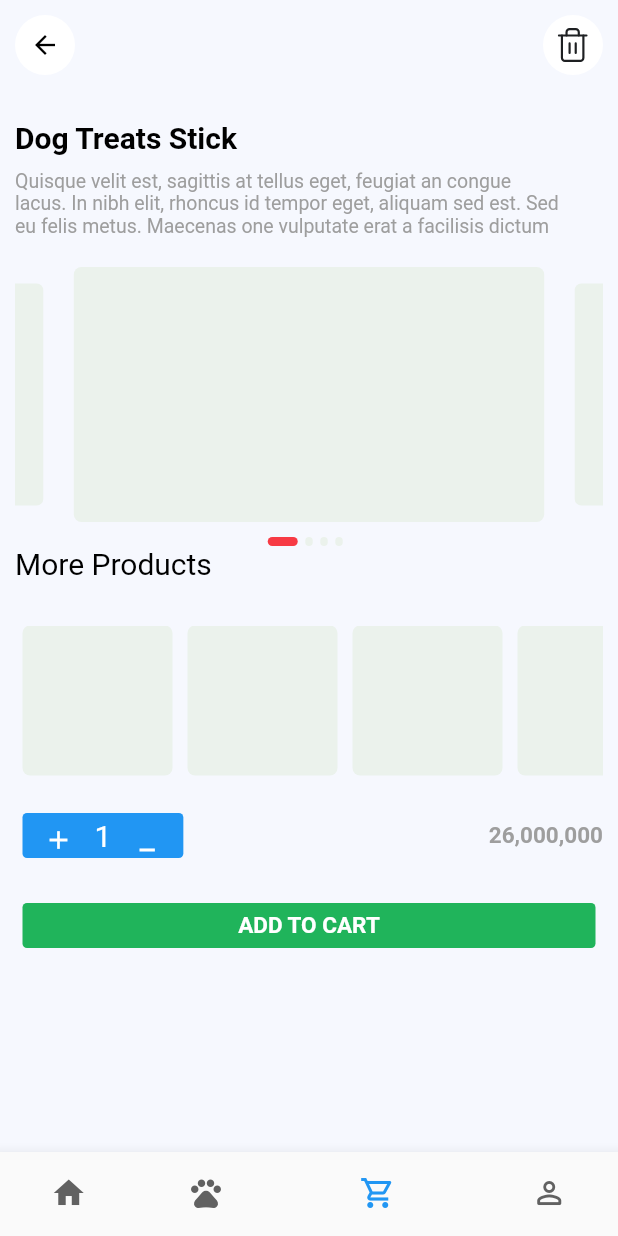
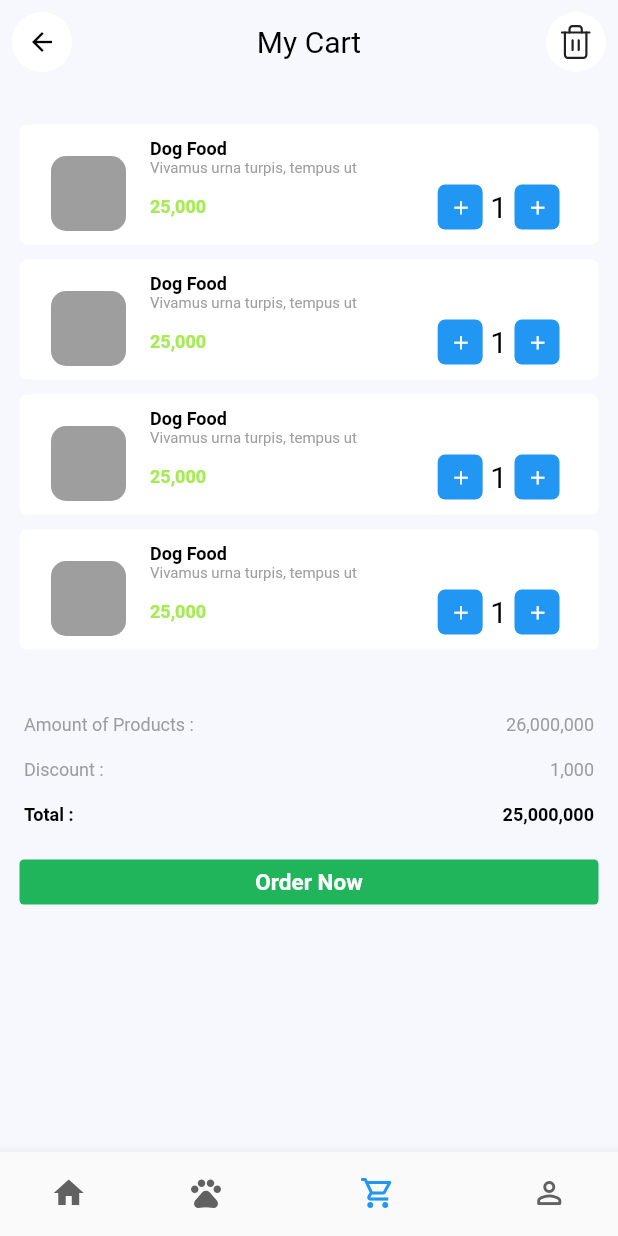
Before and after one commit to waddahalloush/pets-test, a Flutter app: the MainPage screen opened by its route, item 3 of the bottom bar chosen, on a phone screen of 412 x 824 dp. Run offline on Flutter 3.47's test engine with Material 2 defaults, Android fonts, the phone set to English and light mode, and no system bars; drawn by our look-alikes of carousel_slider; our stand-ins replace dotted_border, flutter_svg, introduction_screen.

Commit message:
Profile & my cart UI

```diff
--- a/lib/Presintation/Screens/add_pets_screen.dart
+++ b/lib/Presintation/Screens/add_pets_screen.dart
@@ -25,7 +25,7 @@ class AddPets extends StatelessWidget {
     TextEditingController petParasiteController = TextEditingController();
     TextEditingController petViralVaccineController = TextEditingController();
     TextEditingController petRabiesVaccineController = TextEditingController();
-    Size size = MediaQuery.of(context).size;
+
     List<String> petSex = ["Female", "Male"];
     String? selectedPetSex = "Female";
     return Padding(
@@ -344,7 +344,7 @@ class AddPets extends StatelessWidget {
                 )),
               ],
             ),
-            CustomAddButton(size: size,text:  "Add Pet",ontap: (){}),
+            CustomAddButton(text:  "Add Pet",ontap: (){}),
             const SizedBox(
               height: 5,
             )
--- a/lib/Presintation/Screens/cart_page.dart
+++ b/lib/Presintation/Screens/cart_page.dart
@@ -19,7 +19,7 @@ class _CartPageState extends State<CartPage> {
   Widget build(BuildContext context) {
     CarouselController buttonCarouselController = CarouselController();
     int currentPage = 0;
-    Size size = MediaQuery.of(context).size;
+
     return SingleChildScrollView(
       child: Padding(
         padding: const EdgeInsets.all(10),
@@ -177,7 +177,7 @@ class _CartPageState extends State<CartPage> {
             const SizedBox(
               height: 20,
             ),
-            CustomAddButton(size: size, text: "ADD TO CART", ontap: () {})
+            CustomAddButton( text: "ADD TO CART", ontap: () {})
           ],
         ),
       ),
--- a/lib/Presintation/Screens/login_screen.dart
+++ b/lib/Presintation/Screens/login_screen.dart
@@ -2,7 +2,6 @@ import 'package:flutter/material.dart';
 import 'package:test/Core/Utils/app_colors.dart';
 import 'package:test/Core/Utils/app_router.dart';
 import 'package:test/Core/Utils/assets_manager.dart';
-import 'package:test/Presintation/Widgets/app_buttons.dart';
 import 'package:test/Presintation/Widgets/auth_buttons.dart';
 import 'package:test/Presintation/Widgets/auth_text_form_widget.dart';
 
--- /dev/null
+++ b/lib/Presintation/Screens/my_cart_screen.dart
@@ -0,0 +1,223 @@
+// ignore_for_file: public_member_api_docs, sort_constructors_first
+import 'package:flutter/material.dart';
+import 'package:flutter_svg/flutter_svg.dart';
+import 'package:test/Presintation/Widgets/SharedWidgets/custom_add_button.dart';
+
+import '../../Core/Utils/assets_manager.dart';
+
+class MyCartScreen extends StatelessWidget {
+  const MyCartScreen({Key? key}) : super(key: key);
+
+  @override
+  Widget build(BuildContext context) {
+    return Padding(
+      padding: const EdgeInsets.all(8.0),
+      child: Column(
+        children: [
+          Row(
+            children: [
+              CircleAvatar(
+                  backgroundColor: Colors.white,
+                  child: IconButton(
+                      onPressed: () {},
+                      icon: const Icon(
+                        Icons.arrow_back,
+                        size: 20,
+                        color: Colors.black,
+                      ))),
+              const Spacer(),
+              const Text(
+                "My Cart",
+                style: TextStyle(color: Colors.black, fontSize: 20),
+              ),
+              const Spacer(),
+              CircleAvatar(
+                  backgroundColor: Colors.white,
+                  radius: 20,
+                  child: IconButton(
+                      onPressed: () {},
+                      icon: SvgPicture.asset(
+                        AssetsManager.trach,
+                      ))),
+            ],
+          ),
+          const SizedBox(
+            height: 30,
+          ),
+          ListView.builder(
+            itemCount: 4,
+            shrinkWrap: true,
+            physics: const NeverScrollableScrollPhysics(),
+            itemBuilder: (context, index) => const CartItemWidget(
+              count: 1,
+              itemName: "Dog Food",
+              itemdesc: "Vivamus urna turpis, tempus ut",
+              price: "25,000",
+            ),
+          ),
+          const SizedBox(
+            height: 30,
+          ),
+          const TotalCartWidget(
+              amount: "Amount of Products :", price: "26,000,000"),
+          const TotalCartWidget(amount: "Discount :", price: "1,000"),
+          const TotalCartWidget(
+            amount: "Total :",
+            price: "25,000,000",
+            isBold: true,
+          ),
+          const SizedBox(
+            height: 10,
+          ),
+          CustomAddButton(text: "Order Now", ontap: () {})
+        ],
+      ),
+    );
+  }
+}
+
+class TotalCartWidget extends StatelessWidget {
+  final String amount;
+  final String price;
+  final bool isBold;
+  const TotalCartWidget({
+    Key? key,
+    required this.amount,
+    required this.price,
+    this.isBold = false,
+  }) : super(key: key);
+
+  @override
+  Widget build(BuildContext context) {
+    return Padding(
+      padding: const EdgeInsets.all(8.0),
+      child: Row(children: [
+        Text(
+          amount,
+          style: TextStyle(
+              color: isBold ? Colors.black : Colors.grey,
+              fontSize: 12,
+              fontWeight: isBold ? FontWeight.bold : FontWeight.normal),
+        ),
+        const Spacer(),
+        Text(
+          price,
+          style: TextStyle(
+              color: isBold ? Colors.black : Colors.grey,
+              fontSize: 12,
+              fontWeight: isBold ? FontWeight.bold : FontWeight.normal),
+        ),
+      ]),
+    );
+  }
+}
+
+class CartItemWidget extends StatelessWidget {
+  final int count;
+  final String itemName;
+  final String itemdesc;
+  final String price;
+  const CartItemWidget({
+    Key? key,
+    required this.count,
+    required this.itemName,
+    required this.itemdesc,
+    required this.price,
+  }) : super(key: key);
+
+  @override
+  Widget build(BuildContext context) {
+    return Container(
+      height: 80,
+      width: double.infinity,
+      padding: const EdgeInsets.all(5),
+      margin: const EdgeInsets.all(5),
+      decoration: BoxDecoration(
+          color: Colors.white, borderRadius: BorderRadius.circular(5)),
+      child: ListTile(
+        leading: Container(
+          alignment: Alignment.center,
+          height: 50,
+          width: 50,
+          padding: const EdgeInsets.all(5),
+          decoration: BoxDecoration(
+              color: Colors.grey, borderRadius: BorderRadius.circular(10)),
+        ),
+        title: Text(
+          itemName,
+          style: const TextStyle(
+              color: Colors.black, fontSize: 12, fontWeight: FontWeight.bold),
+        ),
+        subtitle: Column(
+          crossAxisAlignment: CrossAxisAlignment.start,
+          mainAxisSize: MainAxisSize.min,
+          children: [
+            Text(
+              itemdesc,
+              style: const TextStyle(color: Colors.grey, fontSize: 10),
+            ),
+            Row(
+              children: [
+                Text(
+                  price,
+                  style: const TextStyle(
+                      color: Color.fromARGB(255, 166, 235, 87),
+                      fontSize: 12,
+                      fontWeight: FontWeight.bold),
+                ),
+                const Spacer(),
+                Container(
+                    alignment: Alignment.center,
+                    child: Row(
+                      mainAxisSize: MainAxisSize.min,
+                      children: [
+                        Container(
+                          height: 30,
+                          width: 30,
+                          alignment: Alignment.center,
+                          margin: const EdgeInsets.all(5),
+                          decoration: BoxDecoration(
+                              color: Colors.blue,
+                              borderRadius: BorderRadius.circular(5)),
+                          child: IconButton(
+                              color: Colors.blue,
+                              onPressed: () {},
+                              icon: const Icon(
+                                Icons.add,
+                                color: Colors.white,
+                                size: 15,
+                              )),
+                        ),
+                        Text(
+                          count.toString(),
+                          style: const TextStyle(
+                            color: Colors.black,
+                            fontSize: 20,
+                          ),
+                        ),
+                        Container(
+                          height: 30,
+                          width: 30,
+                          alignment: Alignment.center,
+                          margin: const EdgeInsets.all(5),
+                          decoration: BoxDecoration(
+                              color: Colors.blue,
+                              borderRadius: BorderRadius.circular(5)),
+                          child: IconButton(
+                              onPressed: () {},
+                              icon: const Icon(
+                                Icons.add,
+                                color: Colors.white,
+                                size: 15,
+                              )),
+                        ),
+                      ],
+                    ))
+              ],
+            )
+          ],
+        ),
+      ),
+    );
+  }
+}
--- a/lib/Presintation/Screens/signup_screen.dart
+++ b/lib/Presintation/Screens/signup_screen.dart
@@ -14,7 +14,6 @@ class SignUpScreen extends StatelessWidget {
     GlobalKey<FormState> formstate = GlobalKey<FormState>();
     TextEditingController phoneController = TextEditingController();
     TextEditingController addressController = TextEditingController();
-    TextEditingController genderController = TextEditingController();
     TextEditingController nameController = TextEditingController();
     TextEditingController passwordController = TextEditingController();
     List<String> petSex = ["Female", "Male"];
--- a/lib/Presintation/Widgets/SharedWidgets/custom_add_button.dart
+++ b/lib/Presintation/Widgets/SharedWidgets/custom_add_button.dart
@@ -5,23 +5,24 @@ import '../../../Core/Utils/app_colors.dart';
 class CustomAddButton extends StatelessWidget {
   const CustomAddButton({
     Key? key,
-    required this.size,
+
     required this.text,
     required this.ontap,
   }) : super(key: key);
 
-  final Size size;
+
   final String text;
   final VoidCallback ontap;
 
   @override
   Widget build(BuildContext context) {
+
     return InkWell(
       onTap:ontap ,
       child: Container(
         alignment: Alignment.center,
         margin: const EdgeInsets.all(5),
-        width: size.width,
+        width: double.infinity,
         height: 30,
         decoration: BoxDecoration(
             color: AppColors.addButton,
--- a/lib/Presintation/main_screen.dart
+++ b/lib/Presintation/main_screen.dart
@@ -1,7 +1,7 @@
 import 'package:flutter/material.dart';
 import 'package:test/Core/Utils/app_colors.dart';
-import 'package:test/Presintation/Screens/add_pets_screen.dart';
-import 'Screens/cart_page.dart';
+import 'package:test/Presintation/Screens/my_cart_screen.dart';
+import 'package:test/Presintation/Screens/profile_screen.dart';
 import 'Screens/home_page.dart';
 import 'Screens/pets_page.dart';
 
@@ -17,8 +17,8 @@ class _MainPageState extends State<MainPage> {
   List<Widget> screens = [
     const HomePage(),
     const PetsPage(),
-    const CartPage(),
-    const AddPets()
+    const MyCartScreen(),
+    const ProfileScreen()
   ];
   @override
   Widget build(BuildContext context) {
```
Also changed, not shown: lib/Presintation/Screens/profile_screen.dart (added, +125 -0 lines).
